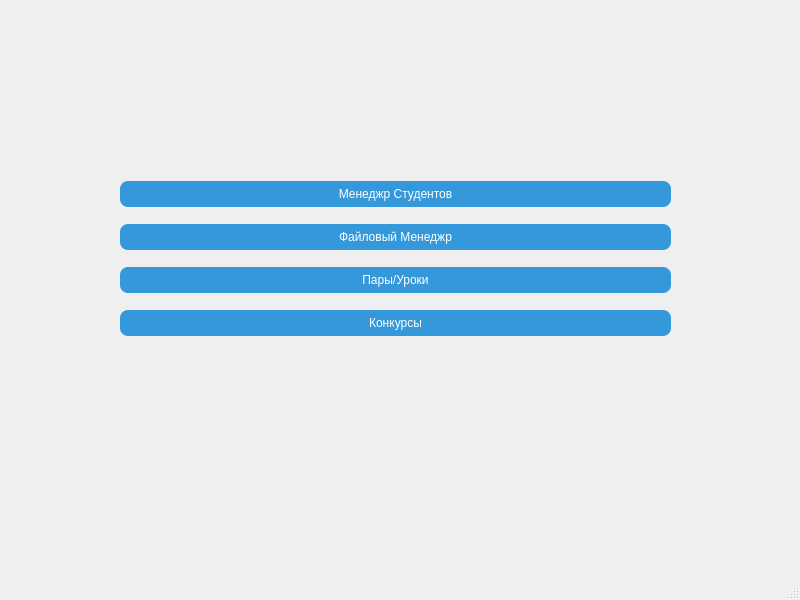
Old version of the form ui/mainwindow.ui in the repository Gerakl1123/ARDA_Stud_Manager.
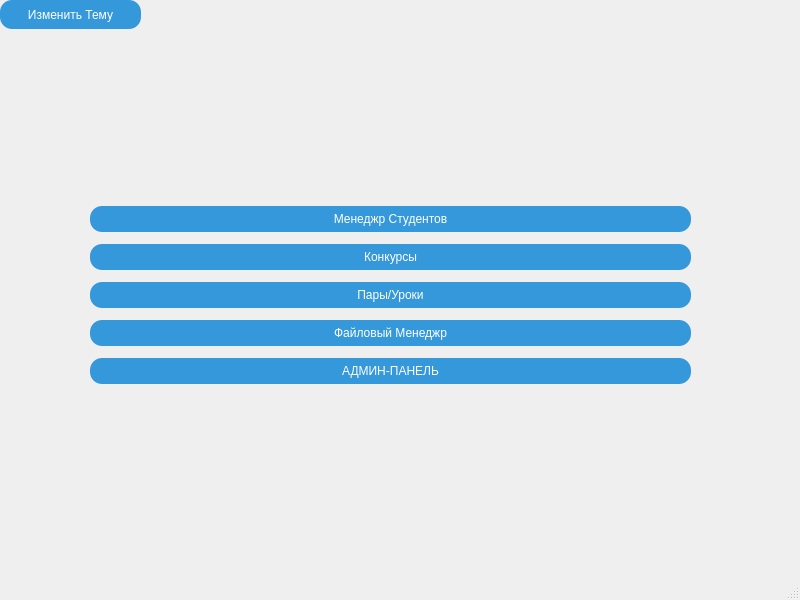
New version of the form. Icons and pictures are not drawn.

What changed in the file:
```diff
--- a/ui/mainwindow.ui
+++ b/ui/mainwindow.ui
@@ -23,53 +23,35 @@
    <widget class="QWidget" name="gridLayoutWidget">
     <property name="geometry">
      <rect>
-      <x>120</x>
-      <y>170</y>
-      <width>551</width>
-      <height>181</height>
+      <x>90</x>
+      <y>200</y>
+      <width>601</width>
+      <height>190</height>
      </rect>
     </property>
-    <layout class="QGridLayout" name="gridLayout">
-     <item row="2" column="0">
-      <widget class="QPushButton" name="ButtoLessons">
-       <property name="styleSheet">
-        <string notr="true">QPushButton {
-    background-color: #3498db;
-    color: white;
-    border-radius: 8px;
-    padding: 6px 12px;
-}</string>
-       </property>
-       <property name="text">
-        <string>Пары/Уроки</string>
-       </property>
-      </widget>
-     </item>
-     <item row="0" column="0">
+    <layout class="QVBoxLayout" name="verticalLayout">
+     <item>
       <widget class="QPushButton" name="ButtonStudent">
        <property name="styleSheet">
         <string notr="true">QPushButton {
     background-color: #3498db;
     color: white;
-    border-radius: 8px;
+    border-radius: 12px;
     padding: 6px 12px;
 }</string>
        </property>
        <property name="text">
         <string>Менеджр Студентов</string>
        </property>
-       <property name="default">
-        <bool>false</bool>
-       </property>
       </widget>
      </item>
-     <item row="3" column="0">
+     <item>
       <widget class="QPushButton" name="ButtonContest">
        <property name="styleSheet">
         <string notr="true">QPushButton {
     background-color: #3498db;
     color: white;
-    border-radius: 8px;
+    border-radius: 12px;
     padding: 6px 12px;
 }</string>
        </property>
@@ -78,13 +60,28 @@
        </property>
       </widget>
      </item>
-     <item row="1" column="0">
+     <item>
+      <widget class="QPushButton" name="ButtoLessons">
+       <property name="styleSheet">
+        <string notr="true">QPushButton {
+    background-color: #3498db;
+    color: white;
+    border-radius: 12px;
+    padding: 6px 12px;
+}</string>
+       </property>
+       <property name="text">
+        <string>Пары/Уроки</string>
+       </property>
+      </widget>
+     </item>
+     <item>
       <widget class="QPushButton" name="ButtonFileManag">
        <property name="styleSheet">
         <string notr="true">QPushButton {
     background-color: #3498db;
     color: white;
-    border-radius: 8px;
+    border-radius: 12px;
     padding: 6px 12px;
 }</string>
        </property>
@@ -93,8 +90,44 @@
        </property>
       </widget>
      </item>
+     <item>
+      <widget class="QPushButton" name="pushButton">
+       <property name="styleSheet">
+        <string notr="true">QPushButton {
+    background-color: #3498db;
+    color: white;
+    border-radius: 12px;
+    padding: 6px 12px;
+}</string>
+       </property>
+       <property name="text">
+        <string>АДМИН-ПАНЕЛЬ</string>
+       </property>
+      </widget>
+     </item>
     </layout>
    </widget>
+   <widget class="QPushButton" name="pushButtonAppStyle">
+    <property name="geometry">
+     <rect>
+      <x>0</x>
+      <y>0</y>
+      <width>141</width>
+      <height>29</height>
+     </rect>
+    </property>
+    <property name="styleSheet">
+     <string notr="true">QPushButton {
+    background-color: #3498db;
+    color: white;
+    border-radius: 12px;
+    padding: 6px 12px;
+}</string>
+    </property>
+    <property name="text">
+     <string>Изменить Тему</string>
+    </property>
+   </widget>
   </widget>
   <widget class="QMenuBar" name="menubar">
    <property name="geometry">
```
Left out of the diff: 5 changed lines with no effect on the pictures.
